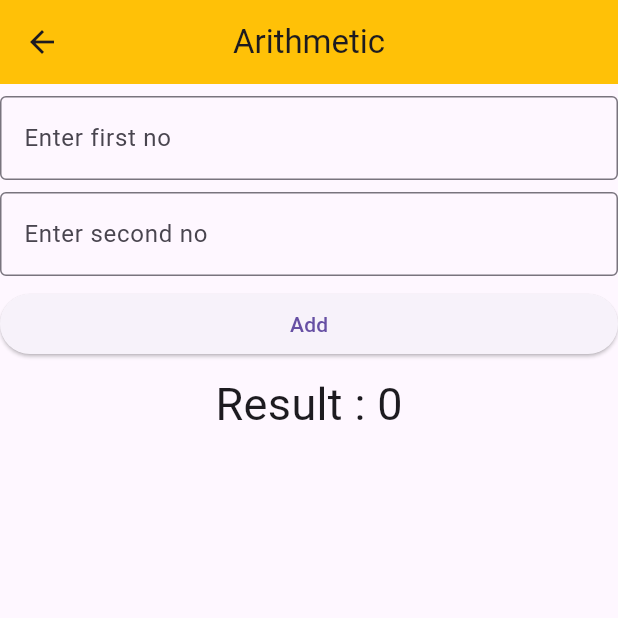
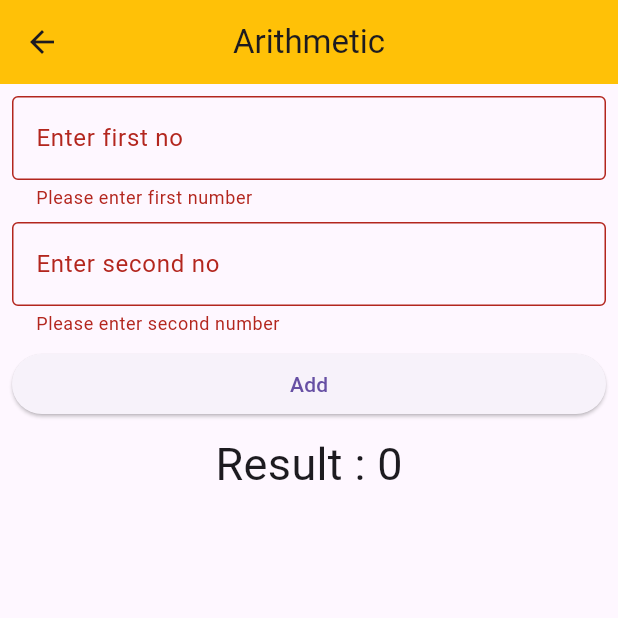
Before and after one commit to kiranrana8973/batch34_b_new, a Flutter app: the ArithmeticView screen opened directly, after a tap on "Add", on a phone screen of 412 x 824 dp, the top half of it. Run offline on Flutter 3.47's test engine with Material 3 defaults, Android fonts, the phone set to English and light mode, and no system bars.

```diff
--- a/lib/app.dart
+++ b/lib/app.dart
@@ -7,6 +7,9 @@ class App extends StatelessWidget {
 
   @override
   Widget build(BuildContext context) {
-    return MaterialApp(home: DashboardView());
+    return MaterialApp(
+      debugShowCheckedModeBanner: false,
+      home: DashboardView(),
+    );
   }
 }
--- a/lib/model/arithmetic_model.dart
+++ b/lib/model/arithmetic_model.dart
@@ -2,7 +2,9 @@ class ArithmeticModel {
   final int first;
   final int second;
 
-  ArithmeticModel({required this.first, required this.second});
+  ArithmeticModel({
+    required this.first,
+  required this.second});
 
   int add() {
     return first + second;
--- a/lib/view/arithmetic_view.dart
+++ b/lib/view/arithmetic_view.dart
@@ -9,12 +9,16 @@ class ArithmeticView extends StatefulWidget {
 }
 
 class _ArithmeticViewState extends State<ArithmeticView> {
-  int first = 0;
-  int second = 0;
+  // TextEdiitingCOntroller
+  final firstController = TextEditingController();
+  final secondController = TextEditingController();
+
   int result = 0;
 
   late ArithmeticModel model;
 
+  // Global key
+  final myKey = GlobalKey<FormState>();
   @override
   Widget build(BuildContext context) {
     return Scaffold(
@@ -24,29 +28,46 @@ class _ArithmeticViewState extends State<ArithmeticView> {
         backgroundColor: Colors.amber,
         elevation: 0,
       ),
-      body: Column(
+      body: Padding(
+        padding: const EdgeInsets.all(8.0),
+        child: Form(
+          key: myKey,
+          child: Column(
             children: [
-          SizedBox(height: 8),
-          TextField(
-            onChanged: (value) {
-              first = int.parse(value);
-            },
+              TextFormField(
+                // onChanged: (value) {
+                //   first = int.parse(value);
+                // },
+                controller: firstController,
                 keyboardType: TextInputType.number,
                 decoration: InputDecoration(
                   border: OutlineInputBorder(),
                   labelText: "Enter first no",
                 ),
+                validator: (value) {
+                  if (value == null || value.isEmpty) {
+                    return "Please enter first number";
+                  }
+                  return null;
+                },
               ),
               SizedBox(height: 8),
-          TextField(
-            onChanged: (value) {
-              second = int.parse(value);
-            },
+              TextFormField(
+                // onChanged: (value) {
+                //   second = int.parse(value);
+                // },
+                controller: secondController,
                 keyboardType: TextInputType.number,
                 decoration: InputDecoration(
                   border: OutlineInputBorder(),
                   labelText: "Enter second no",
                 ),
+                validator: (value) {
+                  if (value == null || value.isEmpty) {
+                    return "Please enter second number";
+                  }
+                  return null;
+                },
               ),
               SizedBox(height: 8),
 
@@ -54,10 +75,7 @@ class _ArithmeticViewState extends State<ArithmeticView> {
                 width: double.infinity,
                 child: ElevatedButton(
                   onPressed: () {
-                setState(() {
-                  model = ArithmeticModel(first: first, second: second);
-                  result = model.add();
-                });
+                    if (myKey.currentState!.validate()) {}
                   },
                   child: Text("Add"),
                 ),
@@ -67,6 +85,8 @@ class _ArithmeticViewState extends State<ArithmeticView> {
               Text("Result : $result", style: TextStyle(fontSize: 30)),
             ],
           ),
+        ),
+      ),
     );
   }
 }
--- a/lib/view/dashboard_view.dart
+++ b/lib/view/dashboard_view.dart
@@ -1,3 +1,4 @@
+import 'package:batch34_b/view/arithmetic_view.dart';
 import 'package:flutter/material.dart';
 
 class DashboardView extends StatelessWidget {
@@ -5,6 +6,6 @@ class DashboardView extends StatelessWidget {
 
   @override
   Widget build(BuildContext context) {
-    return const Placeholder();
+    return const ArithmeticView();
   }
 }
```
Lines whose indentation alone changed are shown as unchanged.
